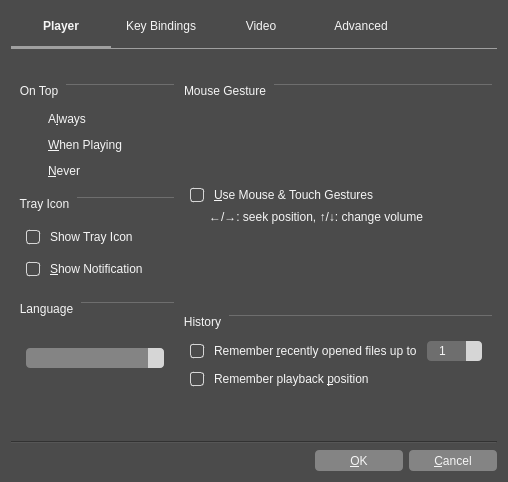
liberize/Baka-MPlayer, file src/ui/preferencesdialog.ui: the form before one commit.
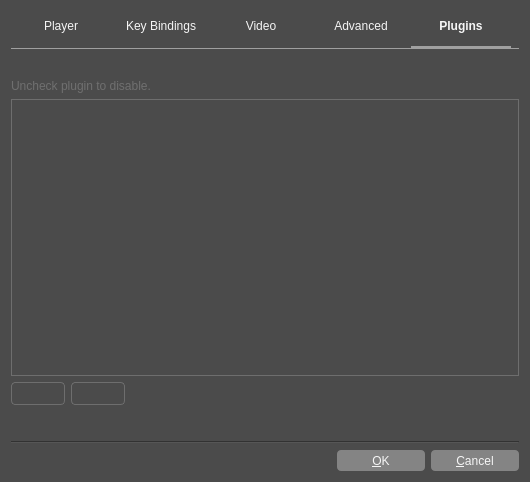
The form after the commit. Icons and pictures are not drawn.

Diff of the .ui file:
```diff
--- a/src/ui/preferencesdialog.ui
+++ b/src/ui/preferencesdialog.ui
@@ -6,7 +6,7 @@
    <rect>
     <x>0</x>
     <y>0</y>
-    <width>508</width>
+    <width>530</width>
     <height>482</height>
    </rect>
   </property>
@@ -55,7 +55,8 @@
 /* QCheckBox */
 
 QCheckBox::indicator,
-QGroupBox::indicator {
+QGroupBox::indicator,
+QListView::indicator {
 	width: 12px;
 	height: 12px;
 	border: 1px solid #D6D6D6;
@@ -63,19 +64,22 @@
   margin: 4px 4px 4px 0;
 }
 QCheckBox::indicator:unchecked,
-QGroupBox::indicator:unchecked {
+QGroupBox::indicator:unchecked,
+QListView::indicator:unchecked {
 	border: 1px solid #D6D6D6;
 	background: #4B4B4B;
 	image: none;
 }
 QCheckBox::indicator:checked,
-QGroupBox::indicator:checked {
+QGroupBox::indicator:checked,
+QListView::indicator:checked {
 	border: 1px solid #D6D6D6;
 	background: #D6D6D6;
 	image: url(:/img/checked.svg);
 }
 QCheckBox::indicator:pressed,
-QGroupBox::indicator:pressed {
+QGroupBox::indicator:pressed,
+QListView::indicator:pressed {
   border: 1px solid #F1F1F1;
   background: #F1F1F1;
   image: url(:/img/checked.svg);
@@ -280,7 +284,7 @@
 }</string>
      </property>
      <property name="currentIndex">
-      <number>0</number>
+      <number>4</number>
      </property>
      <widget class="QWidget" name="tab">
       <attribute name="title">
@@ -919,6 +923,109 @@
        </item>
       </layout>
      </widget>
+     <widget class="QWidget" name="tab_5">
+      <attribute name="title">
+       <string>Plugins</string>
+      </attribute>
+      <layout class="QVBoxLayout" name="verticalLayout_10">
+       <property name="leftMargin">
+        <number>0</number>
+       </property>
+       <property name="topMargin">
+        <number>0</number>
+       </property>
+       <property name="rightMargin">
+        <number>0</number>
+       </property>
+       <property name="bottomMargin">
+        <number>0</number>
+       </property>
+       <item>
+        <widget class="QLabel" name="label_4">
+         <property name="styleSheet">
+          <string notr="true">QLabel {
+	color: #6F6F6F;
+}</string>
+         </property>
+         <property name="text">
+          <string>Uncheck plugin to disable.</string>
+         </property>
+        </widget>
+       </item>
+       <item>
+        <widget class="QListView" name="pluginListView">
+         <property name="focusPolicy">
+          <enum>Qt::ClickFocus</enum>
+         </property>
+         <property name="styleSheet">
+          <string notr="true">QListView {
+	border: 1px solid #6E6E6E;
+	background: #4B4B4B;
+}
+QListView::item {
+	padding: 0 10px;
+	alternate-background-color: #4B4B4B;
+}
+QListView::item:alternate {
+  background: #4B4B4B;
+}
+QListView::item:selected {
+	background: #565656;
+}</string>
+         </property>
+        </widget>
+       </item>
+       <item>
+        <layout class="QHBoxLayout" name="horizontalLayout">
+         <item>
+          <widget class="QPushButton" name="openPluginFolderButton">
+           <property name="enabled">
+            <bool>false</bool>
+           </property>
+           <property name="styleSheet">
+            <string notr="true">QPushButton {
+    min-width: 40px;
+}</string>
+           </property>
+           <property name="icon">
+            <iconset resource="../rsclist.qrc">
+             <normaloff>:/img/open_folder.svg</normaloff>:/img/open_folder.svg</iconset>
+           </property>
+          </widget>
+         </item>
+         <item>
+          <widget class="QPushButton" name="pluginConfigButton">
+           <property name="enabled">
+            <bool>false</bool>
+           </property>
+           <property name="styleSheet">
+            <string notr="true">QPushButton {
+    min-width: 40px;
+}</string>
+           </property>
+           <property name="icon">
+            <iconset resource="../rsclist.qrc">
+             <normaloff>:/img/settings.svg</normaloff>:/img/settings.svg</iconset>
+           </property>
+          </widget>
+         </item>
+         <item>
+          <spacer name="horizontalSpacer_6">
+           <property name="orientation">
+            <enum>Qt::Horizontal</enum>
+           </property>
+           <property name="sizeHint" stdset="0">
+            <size>
+             <width>40</width>
+             <height>20</height>
+            </size>
+           </property>
+          </spacer>
+         </item>
+        </layout>
+       </item>
+      </layout>
+     </widget>
     </widget>
    </item>
    <item>
```
